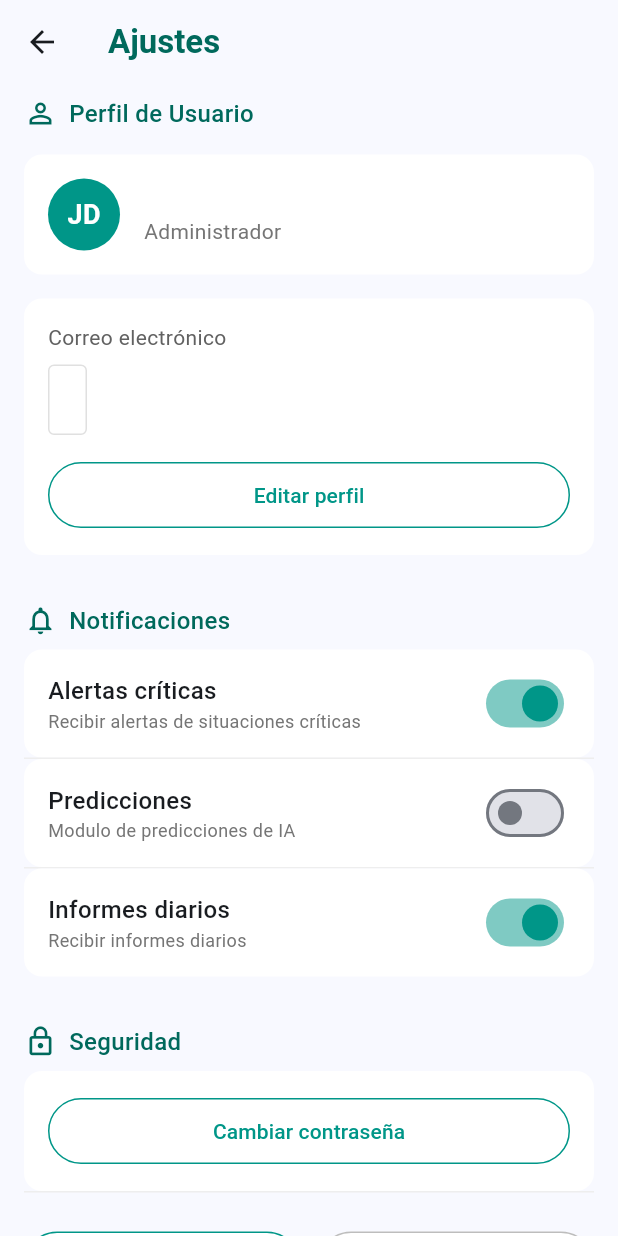
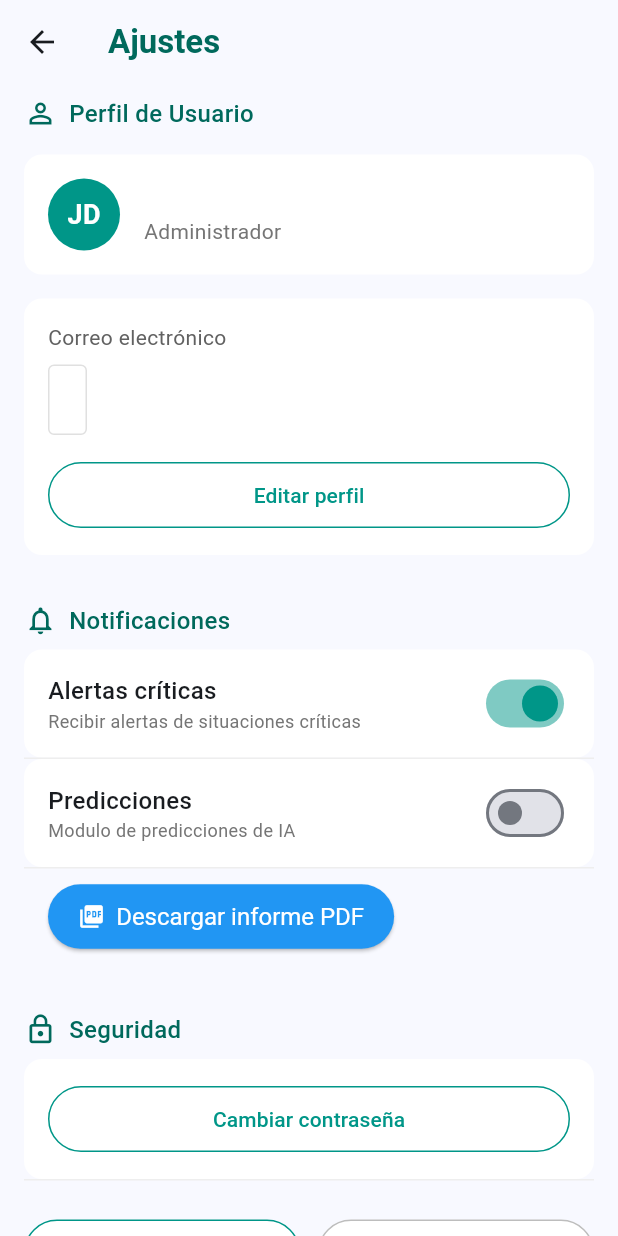
Before and after one commit to juantaborda27/Chick_Stell-Repository, a Flutter app: the AjustesView screen opened by its route, on a phone screen of 412 x 824 dp. Run offline on Flutter 3.47's test engine with Material 3 defaults, Android fonts, the phone set to English and light mode, and no system bars; our stand-ins replace animate_do, cloud_firestore, firebase_auth, firebase_core, firebase_storage, flutter_local_notifications and 8 more; accounts and stored records are empty.

Commit message:
Agregar funcionalidad de generación y descarga de informes PDF, incluyendo el controlador de notificaciones.

```diff
--- /dev/null
+++ b/chick_stell_view/lib/controllers/notificacion_controller.dart
@@ -0,0 +1,24 @@
+
+
+import 'package:get/get.dart';
+import 'package:get/get_state_manager/get_state_manager.dart';
+import 'package:get_storage/get_storage.dart';
+
+class NotificacionController extends GetxController {
+
+  final _box = GetStorage();
+  var notificacionesActivas = true.obs;
+
+  get value => null;
+
+  @override
+  void onInit() {
+    notificacionesActivas.value = _box.read('notificacionesActivas') ?? true;
+    super.onInit();
+  }
+
+  void toggleNotificaciones() {
+    notificacionesActivas.value;
+    _box.write('notificaconesActivas',value);
+  }
+}
--- a/chick_stell_view/lib/controllers/simulacion_controller.dart
+++ b/chick_stell_view/lib/controllers/simulacion_controller.dart
@@ -5,6 +5,7 @@ import 'package:chick_stell_view/models/galpon_model.dart';
 import 'package:chick_stell_view/services/city_weather_service.dart';
 import 'package:chick_stell_view/services/galpon_service.dart';
 import 'package:chick_stell_view/services/notification_service.dart';
+import 'package:chick_stell_view/services/pdf_service.dart';
 import 'package:get/get.dart';
 import 'package:hive_flutter/hive_flutter.dart';
 import 'package:http/http.dart' as http;
@@ -15,6 +16,7 @@ import 'package:intl/intl.dart';
 class SimulacionController extends GetxController {
   final GalponService _galponService = GalponService();
   final CityWeatherService _cityWeatherService = Get.put(CityWeatherService());
+  final PdfService _pdfService = Get.put(PdfService());
   final galpones = <Galpon>[].obs;
   final simulando = false.obs;
   final forzandoEstres = false.obs;
@@ -43,6 +45,17 @@ class SimulacionController extends GetxController {
         longitud = location['longitude'];
       }
     } catch (e) {}
+  }
+
+  Future<void> descargarHistorialPredicciones() async {
+    try {
+      await _pdfService.generatePdf();
+      Get.snackbar('Exito', 'PDF generado exitosamente',
+          duration: Duration(seconds: 2));
+    } catch (e) {
+      Get.snackbar('Error', 'No se pudo generar el PDF',
+          duration: Duration(seconds: 2));
+    }
   }
 
   void iniciarSimulacion() {
--- a/chick_stell_view/lib/main.dart
+++ b/chick_stell_view/lib/main.dart
@@ -1,6 +1,7 @@
 import 'package:chick_stell_view/controllers/auth_controller.dart';
 import 'package:chick_stell_view/controllers/galpon_controller.dart';
 import 'package:chick_stell_view/controllers/alerta_controller.dart';
+import 'package:chick_stell_view/controllers/notificacion_controller.dart';
 import 'package:chick_stell_view/controllers/simulacion_controller.dart';
 import 'package:chick_stell_view/controllers/theme_controller.dart';
 import 'package:chick_stell_view/services/galpon_service.dart';
@@ -13,8 +14,8 @@ import 'package:get/get.dart';
 
 //importaciones de firebase
 import 'package:firebase_core/firebase_core.dart';
+import 'package:get_storage/get_storage.dart';
 import 'package:hive_flutter/hive_flutter.dart';
-import 'package:http/http.dart';
 import 'firebase_options.dart';
 
 void main() async {
@@ -27,11 +28,12 @@ void main() async {
   Get.put(GalponService());
   Get.put(GalponController()); // <- Inyectas el
   Get.put(AuthController());
+  Get.put(NotificacionController());
 
   final localImageService = LocalImageService();
   Get.put(localImageService);
 
-
+  await GetStorage.init();
 
   // Inicializar Hive
   await Hive.initFlutter();
--- a/chick_stell_view/lib/services/notification_service.dart
+++ b/chick_stell_view/lib/services/notification_service.dart
@@ -1,4 +1,6 @@
+import 'package:chick_stell_view/controllers/notificacion_controller.dart';
 import 'package:flutter_local_notifications/flutter_local_notifications.dart';
+import 'package:get/get.dart';
 
 class NotificationService {
   static final FlutterLocalNotificationsPlugin _notificationsPlugin =
@@ -21,6 +23,10 @@ class NotificationService {
     String body, {
     int id = 0,
   }) async {
+    // Verificar si la notificación está activa
+    final NotificacionController notificacionController = Get.find<NotificacionController>();
+    if (!notificacionController.notificacionesActivas.value) return;
+
     const AndroidNotificationDetails androidDetails = AndroidNotificationDetails(
       'alert_channel',
       'Alertas',
--- a/chick_stell_view/lib/views/main_views/ajustes/ajustes_view.dart
+++ b/chick_stell_view/lib/views/main_views/ajustes/ajustes_view.dart
@@ -1,4 +1,5 @@
 import 'package:chick_stell_view/controllers/auth_controller.dart';
+import 'package:chick_stell_view/controllers/notificacion_controller.dart';
 import 'package:chick_stell_view/controllers/profile_controller.dart';
 import 'package:chick_stell_view/controllers/simulacion_controller.dart';
 import 'package:chick_stell_view/views/main_views/ajustes/editar_profile_view.dart';
@@ -11,6 +12,7 @@ class AjustesView extends StatefulWidget {
   final ProfileController profileController = Get.put(ProfileController());
   final AuthController authController = Get.find<AuthController>();
   final SimulacionController simulacionController = Get.put(SimulacionController());
+  final NotificacionController notificacionController = Get.put(NotificacionController());
 
 
 
@@ -22,6 +24,7 @@ class _SettingsViewState extends State<AjustesView> {
 final profileController = Get.put(ProfileController());
 final authContreller = Get.put(AuthController());
 final simulacionController = Get.put(SimulacionController());
+final notificacionController = Get.put(NotificacionController());
 
   // Variables de estado local (temporales)
   bool alertasCriticas = true;
@@ -52,16 +55,14 @@ final simulacionController = Get.put(SimulacionController());
 
               // Notificaciones
               _buildSectionTitle('Notificaciones', Icons.notifications_none),
-              _buildToggleOption(
+              Obx(() => _buildToggleOption(
                 'Alertas críticas',
                 'Recibir alertas de situaciones críticas',
-                alertasCriticas,
+                notificacionController.notificacionesActivas.value,
                 (value) {
-                  setState(() {
-                    alertasCriticas = value;
-                  });
-                }
-              ),
+                  notificacionController.toggleNotificaciones();
+                },
+              )),
               _buildDivider(),
               Obx(() => _buildToggleOption(
                 'Predicciones',
@@ -72,16 +73,22 @@ final simulacionController = Get.put(SimulacionController());
                 },
               )),
               _buildDivider(),
-              _buildToggleOption(
-                'Informes diarios',
-                'Recibir informes diarios',
-                informesDiarios,
-                (value) {
-                  setState(() {
-                    informesDiarios = value;
-                  });
-                }
-              ),
+              Padding(
+                padding: const EdgeInsets.symmetric(horizontal: 16.0, vertical: 8.0),
+                child: ElevatedButton.icon(
+                onPressed: () {
+                  simulacionController.descargarHistorialPredicciones();
+              },
+                icon: Icon(Icons.picture_as_pdf),
+                label: Text("Descargar informe PDF"),
+                style: ElevatedButton.styleFrom(
+                backgroundColor: Colors.blue,
+                foregroundColor: Colors.white,
+                padding: const EdgeInsets.symmetric(vertical: 12, horizontal: 20),
+                textStyle: TextStyle(fontSize: 16),
+            ),
+          ),
+        ),
 
               SizedBox(height: 24),
 
--- a/chick_stell_view/pubspec.yaml
+++ b/chick_stell_view/pubspec.yaml
@@ -57,6 +57,8 @@ dependencies:
   path_provider: ^2.1.5
   hive: ^2.2.3
   permission_handler: ^12.0.0+1
+  pdf: ^3.11.3
+  printing: ^5.14.2
 
 dev_dependencies:
   flutter_test:
```
Also changed, not shown: chick_stell_view/lib/services/pdf_service.dart (added, +37 -0 lines), chick_stell_view/pubspec.lock, 5 other files.
